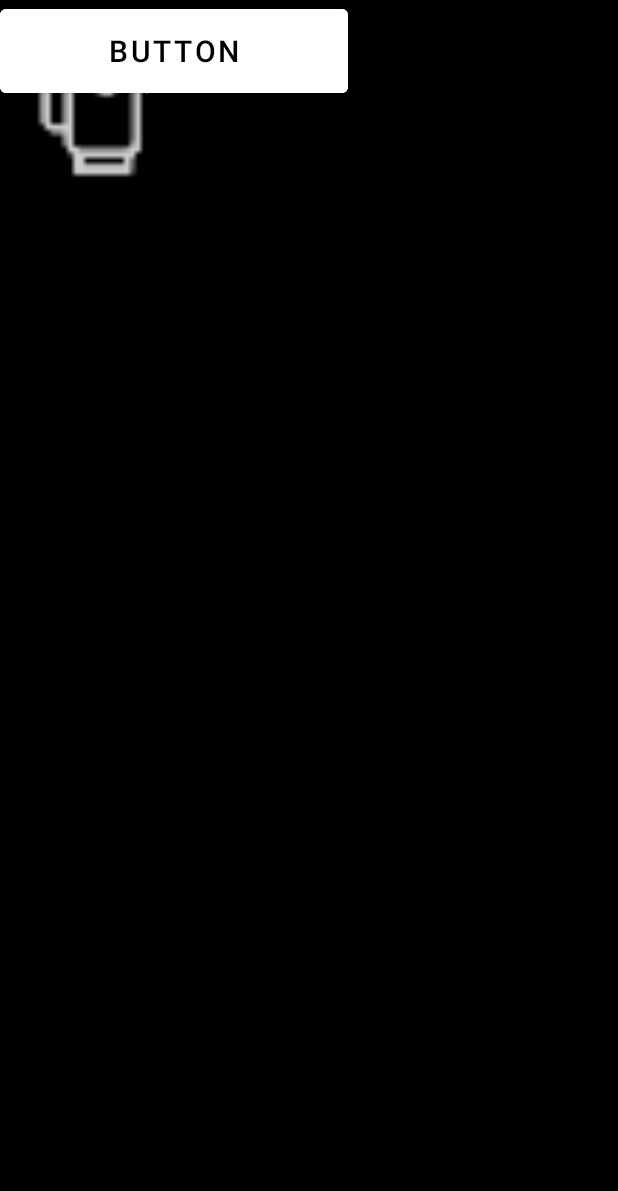
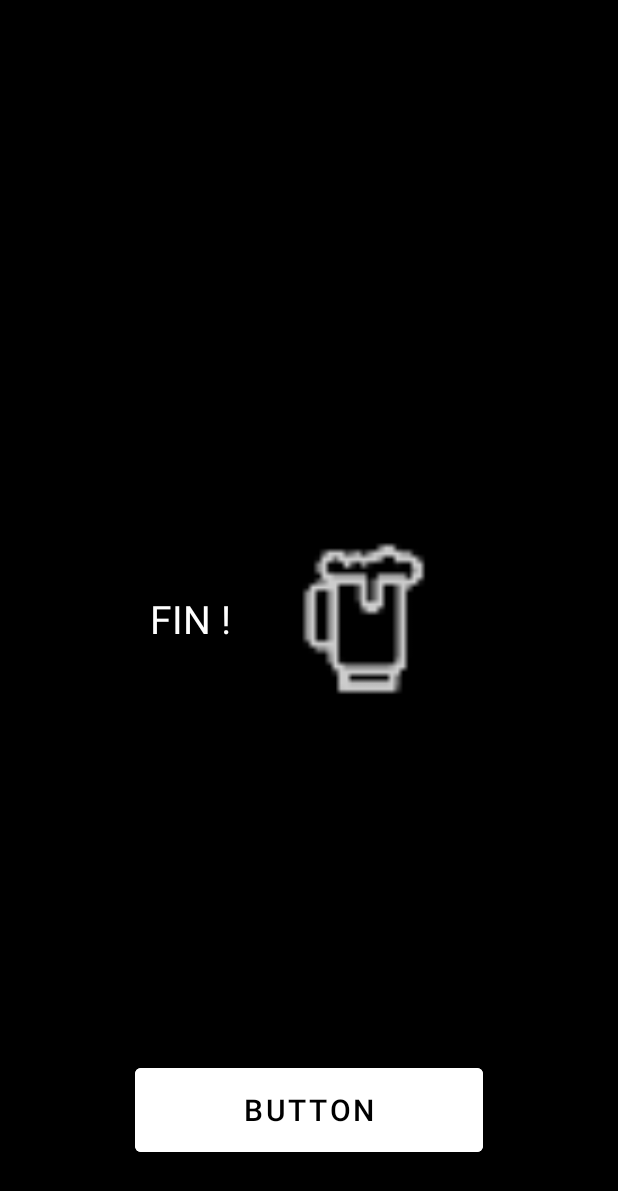
Before and after one commit to CelestinML/JeuDeSoiree, an Android app: the layout fragment_end_game.xml on its own in the app's theme, with its tools: preview values and no code run, on a phone screen of 412 x 824 dp. Shown: the top 1191 px of the screen. Run offline under Robolectric (Android 15) with nearby library versions, the phone set to English and light mode, and no system bars.

Commit message:
we can scroll horizontally through questions until the end fragment

```diff
--- a/app/src/main/res/layout/fragment_end_game.xml
+++ b/app/src/main/res/layout/fragment_end_game.xml
@@ -6,34 +6,50 @@
     android:layout_height="match_parent"
     android:background="@color/black">
 
+    <androidx.constraintlayout.widget.ConstraintLayout
+        android:layout_width="0dp"
+        android:layout_height="400dp"
+        app:layout_constraintBottom_toBottomOf="parent"
+        app:layout_constraintEnd_toEndOf="parent"
+        app:layout_constraintStart_toStartOf="parent"
+        app:layout_constraintTop_toTopOf="parent">
+
         <ImageView
             android:id="@+id/imageView4"
             android:layout_width="135dp"
             android:layout_height="135dp"
-        app:srcCompat="@drawable/logo_placeholder"
-        tools:layout_editor_absoluteX="184dp"
-        tools:layout_editor_absoluteY="298dp" />
+            android:layout_marginEnd="100dp"
+            android:foregroundGravity="center_vertical"
+            app:layout_constraintBottom_toBottomOf="parent"
+            app:layout_constraintEnd_toEndOf="parent"
+            app:layout_constraintTop_toTopOf="parent"
+            app:srcCompat="@drawable/logo_placeholder" />
 
         <TextView
             android:id="@+id/textView2"
             android:layout_width="148dp"
             android:layout_height="103dp"
-        android:gravity="center"
-        android:text="TextView"
+            android:layout_marginStart="100dp"
+            android:foregroundGravity="center_vertical"
+            android:gravity="center_vertical"
+            android:text="FIN !"
             android:textColor="@color/white"
             android:textSize="26dp"
-        tools:layout_editor_absoluteX="76dp"
-        tools:layout_editor_absoluteY="314dp"
-        tools:text="FIN !" />
+            app:layout_constraintBottom_toBottomOf="parent"
+            app:layout_constraintStart_toStartOf="parent"
+            app:layout_constraintTop_toTopOf="parent" />
+    </androidx.constraintlayout.widget.ConstraintLayout>
 
     <Button
         android:id="@+id/button"
         android:layout_width="232dp"
         android:layout_height="68dp"
+        android:layout_marginBottom="50dp"
+        android:backgroundTint="@color/white"
         android:text="Button"
+        android:textColor="@color/black"
         android:textSize="20dp"
-        tools:layout_editor_absoluteX="89dp"
-        tools:layout_editor_absoluteY="636dp"
-        android:backgroundTint="@color/white"
-        android:textColor="@color/black"/>
+        app:layout_constraintBottom_toBottomOf="parent"
+        app:layout_constraintEnd_toEndOf="parent"
+        app:layout_constraintStart_toStartOf="parent" />
 </androidx.constraintlayout.widget.ConstraintLayout>
```
Also changed, not shown: app/src/main/java/com/example/schlouky/EndGameFragment.java (added, +27 -0 lines), app/src/main/java/com/example/schlouky/GameActivity.java (+64 -0 lines). Lines whose indentation alone changed are shown as unchanged.
